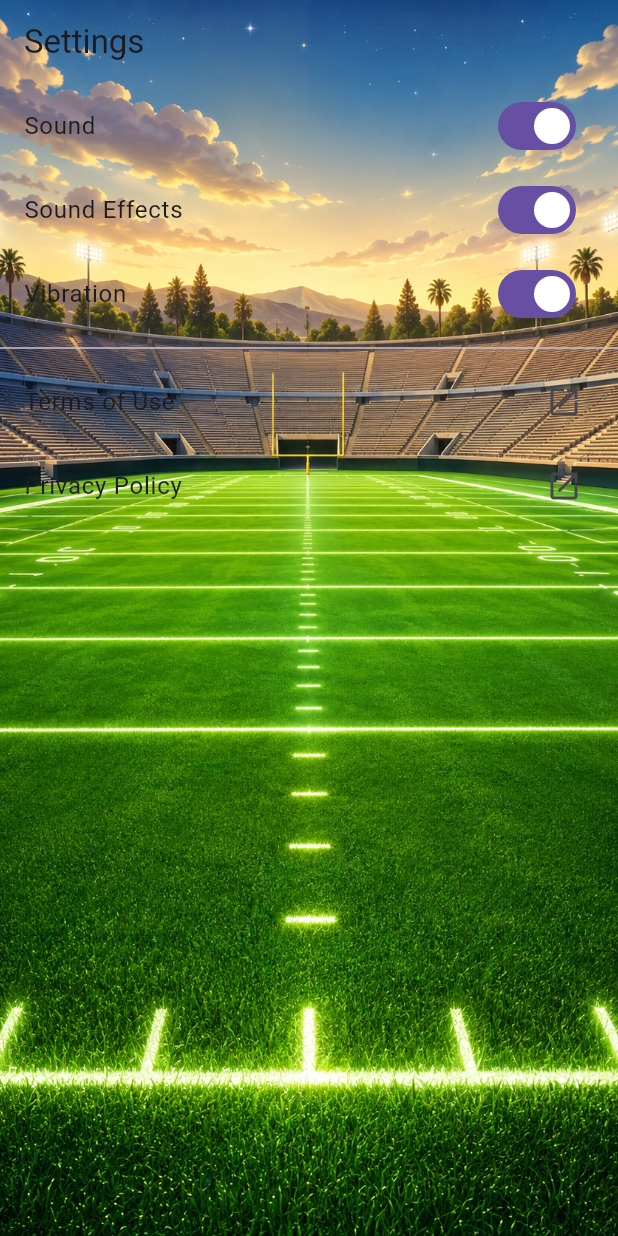
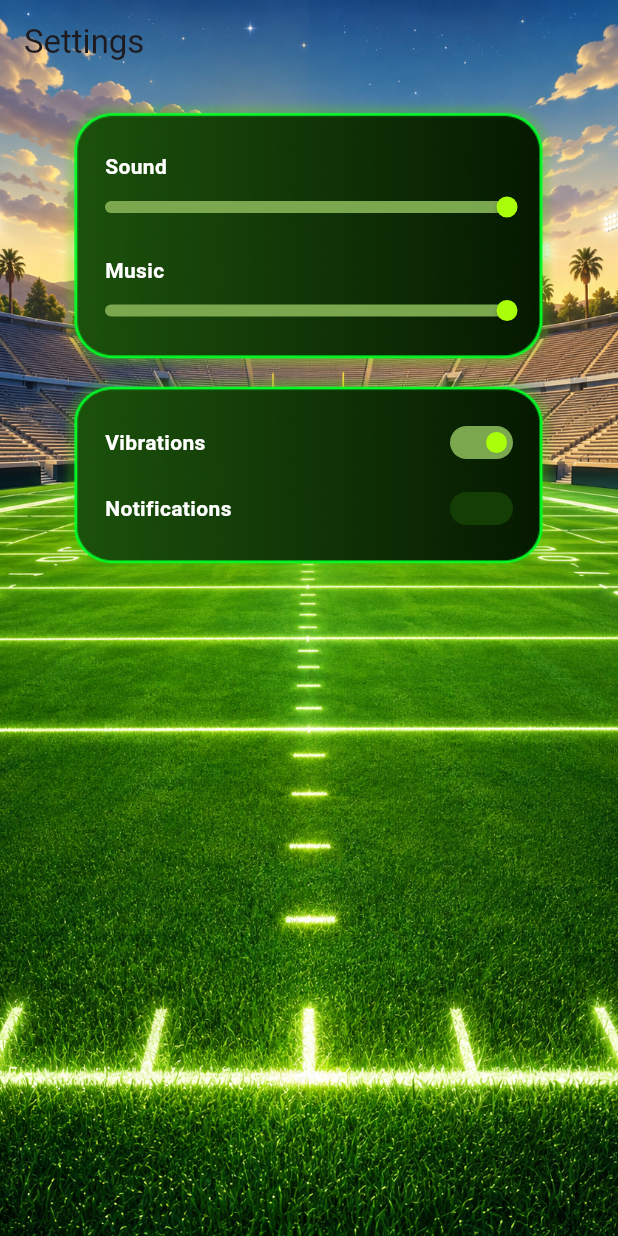
Before and after one commit to akalaytanovv/spin_foot_lucky_star, a Flutter app: the SettingsScreen widget shown alone on an empty page, opened directly, on a phone screen of 412 x 824 dp. Run offline on Flutter 3.47's test engine with Material 3 defaults, Android fonts, the phone set to English and light mode, and no system bars; our stand-ins replace audioplayers, device_preview, shared_preferences, vibration; accounts and stored records are empty; statements that could not run were skipped.

Commit message:
feat: setting scren ui

```diff
--- a/lib/features/settings/settings_provider.dart
+++ b/lib/features/settings/settings_provider.dart
@@ -4,35 +4,18 @@ import '../../services/audio_service.dart';
 import '../../services/prefs_service.dart';
 
 class SettingsProvider extends ChangeNotifier {
-  late bool _soundEnabled;
-  late bool _fxEnabled;
   late bool _vibrationEnabled;
+  late double _soundVolume;
+  late double _musicVolume;
 
-  bool get soundEnabled => _soundEnabled;
-  bool get fxEnabled => _fxEnabled;
   bool get vibrationEnabled => _vibrationEnabled;
+  double get soundVolume => _soundVolume;
+  double get musicVolume => _musicVolume;
 
   SettingsProvider() {
-    _soundEnabled = PrefsService.instance.soundEnabled;
-    _fxEnabled = PrefsService.instance.fxEnabled;
     _vibrationEnabled = PrefsService.instance.vibrationEnabled;
-  }
-
-  Future<void> setSoundEnabled(bool value) async {
-    _soundEnabled = value;
-    await PrefsService.instance.setSoundEnabled(value);
-    await AudioService.instance.setMusicEnabled(value);
-    if (value) {
-      await AudioService.instance.resumeBackground();
-    }
-    notifyListeners();
-  }
-
-  Future<void> setFxEnabled(bool value) async {
-    _fxEnabled = value;
-    await PrefsService.instance.setFxEnabled(value);
-    await AudioService.instance.setFxEnabled(value);
-    notifyListeners();
+    _soundVolume = PrefsService.instance.soundVolume;
+    _musicVolume = PrefsService.instance.musicVolume;
   }
 
   Future<void> setVibrationEnabled(bool value) async {
@@ -40,4 +23,18 @@ class SettingsProvider extends ChangeNotifier {
     await PrefsService.instance.setVibrationEnabled(value);
     notifyListeners();
   }
+
+  Future<void> setSoundVolume(double value) async {
+    _soundVolume = value;
+    await PrefsService.instance.setSoundVolume(value);
+    await AudioService.instance.setSoundVolume(value);
+    notifyListeners();
+  }
+
+  Future<void> setMusicVolume(double value) async {
+    _musicVolume = value;
+    await PrefsService.instance.setMusicVolume(value);
+    await AudioService.instance.setMusicVolume(value);
+    notifyListeners();
+  }
 }
--- a/lib/features/settings/settings_screen.dart
+++ b/lib/features/settings/settings_screen.dart
@@ -1,62 +1,23 @@
 import 'package:flutter/material.dart';
-import 'package:provider/provider.dart';
-import 'package:url_launcher/url_launcher.dart';
 
-import '../../core/constants.dart';
 import '../../shared/widgets/app_background.dart';
-import 'settings_provider.dart';
+import 'widgets/sound_card.dart';
+import 'widgets/toggle_card.dart';
 
 class SettingsScreen extends StatelessWidget {
   const SettingsScreen({super.key});
 
-  Future<void> _launchUrl(BuildContext context, String url) async {
-    final uri = Uri.parse(url);
-    if (!await launchUrl(uri, mode: LaunchMode.externalApplication)) {
-      if (context.mounted) {
-        ScaffoldMessenger.of(context).showSnackBar(SnackBar(content: Text('Could not open $url')));
-      }
-    }
-  }
-
   @override
   Widget build(BuildContext context) {
-    final settings = context.watch<SettingsProvider>();
-
     return AppBackground(
-      appBar: AppBar(
-        title: const Text('Settings'),
-        backgroundColor: Colors.transparent,
-        elevation: 0,
-      ),
-      child: ListView(
-        children: [
-          SwitchListTile(
-            title: const Text('Sound'),
-            value: settings.soundEnabled,
-            onChanged: (v) => context.read<SettingsProvider>().setSoundEnabled(v),
-          ),
-          SwitchListTile(
-            title: const Text('Sound Effects'),
-            value: settings.fxEnabled,
-            onChanged: (v) => context.read<SettingsProvider>().setFxEnabled(v),
-          ),
-          SwitchListTile(
-            title: const Text('Vibration'),
-            value: settings.vibrationEnabled,
-            onChanged: (v) => context.read<SettingsProvider>().setVibrationEnabled(v),
-          ),
-          const Divider(),
-          ListTile(
-            title: const Text('Terms of Use'),
-            trailing: const Icon(Icons.open_in_new),
-            onTap: () => _launchUrl(context, Constants.termsUrl),
-          ),
-          ListTile(
-            title: const Text('Privacy Policy'),
-            trailing: const Icon(Icons.open_in_new),
-            onTap: () => _launchUrl(context, Constants.privacyUrl),
-          ),
-        ],
+      appBar: AppBar(title: const Text('Settings'), backgroundColor: Colors.transparent, elevation: 0),
+      child: Padding(
+        padding: EdgeInsets.only(left: 40, right: 40, top: MediaQuery.of(context).padding.top + kToolbarHeight + 10),
+        child: const Column(
+          mainAxisSize: MainAxisSize.min,
+          crossAxisAlignment: CrossAxisAlignment.stretch,
+          children: [SoundCard(), ToggleCard()],
+        ),
       ),
     );
   }
--- /dev/null
+++ b/lib/features/settings/widgets/custom_switch.dart
@@ -0,0 +1,51 @@
+import 'package:flutter/material.dart';
+
+class CustomSwitch extends StatelessWidget {
+  final bool value;
+  final ValueChanged<bool>? onChanged;
+
+  const CustomSwitch({super.key, required this.value, required this.onChanged});
+
+  static const double _trackW = 42;
+  static const double _trackH = 22;
+  static const double _pinSize = 14;
+  static const double _pinPadding = 4;
+
+  @override
+  Widget build(BuildContext context) {
+    return GestureDetector(
+      onTap: onChanged != null ? () => onChanged!(!value) : null,
+      child: SizedBox(
+        width: _trackW,
+        height: _trackH,
+        child: Stack(
+          children: [
+            Positioned.fill(
+              child: AnimatedContainer(
+                duration: const Duration(milliseconds: 200),
+                decoration: BoxDecoration(
+                  color: value ? const Color(0xFF7BA74F) : const Color(0xFF133D04),
+                  borderRadius: BorderRadius.circular(_trackH / 2),
+                ),
+              ),
+            ),
+            AnimatedPositioned(
+              duration: const Duration(milliseconds: 200),
+              curve: Curves.easeInOut,
+              left: value ? _trackW - _pinSize - _pinPadding : _pinPadding,
+              top: (_trackH - _pinSize) / 2,
+              width: _pinSize,
+              height: _pinSize,
+              child: Container(
+                decoration: BoxDecoration(
+                  color: value ? const Color(0xFFA9FF09) : const Color(0xFF133D04),
+                  shape: BoxShape.circle,
+                ),
+              ),
+            ),
+          ],
+        ),
+      ),
+    );
+  }
+}
--- /dev/null
+++ b/lib/features/settings/widgets/sound_card.dart
@@ -0,0 +1,43 @@
+import 'package:flutter/material.dart';
+import 'package:provider/provider.dart';
+
+import '../settings_provider.dart';
+import 'volume_slider.dart';
+
+class SoundCard extends StatelessWidget {
+  const SoundCard({super.key});
+
+  @override
+  Widget build(BuildContext context) {
+    final settings = context.watch<SettingsProvider>();
+
+    return Stack(
+      children: [
+        Positioned.fill(
+          child: Image.asset('assets/card_bg_medium.png', fit: BoxFit.fill),
+        ),
+        Padding(
+          padding: const EdgeInsets.symmetric(horizontal: 30, vertical: 35),
+          child: Column(
+            mainAxisAlignment: MainAxisAlignment.center,
+            children: [
+              VolumeSlider(
+                label: 'Sound',
+                value: settings.soundVolume,
+                onChanged: (v) =>
+                    context.read<SettingsProvider>().setSoundVolume(v),
+              ),
+              const SizedBox(height: 25),
+              VolumeSlider(
+                label: 'Music',
+                value: settings.musicVolume,
+                onChanged: (v) =>
+                    context.read<SettingsProvider>().setMusicVolume(v),
+              ),
+            ],
+          ),
+        ),
+      ],
+    );
+  }
+}
--- /dev/null
+++ b/lib/features/settings/widgets/switch_row.dart
@@ -0,0 +1,34 @@
+import 'package:flutter/material.dart';
+
+import 'custom_switch.dart';
+
+class SwitchRow extends StatelessWidget {
+  final String label;
+  final bool value;
+  final ValueChanged<bool>? onChanged;
+
+  const SwitchRow({
+    super.key,
+    required this.label,
+    required this.value,
+    required this.onChanged,
+  });
+
+  @override
+  Widget build(BuildContext context) {
+    return Row(
+      mainAxisAlignment: MainAxisAlignment.spaceBetween,
+      children: [
+        Text(
+          label,
+          style: const TextStyle(
+            color: Colors.white,
+            fontSize: 14,
+            fontWeight: FontWeight.w600,
+          ),
+        ),
+        CustomSwitch(value: value, onChanged: onChanged),
+      ],
+    );
+  }
+}
--- /dev/null
+++ b/lib/features/settings/widgets/toggle_card.dart
@@ -0,0 +1,35 @@
+import 'package:flutter/material.dart';
+import 'package:provider/provider.dart';
+
+import '../settings_provider.dart';
+import 'switch_row.dart';
+
+class ToggleCard extends StatelessWidget {
+  const ToggleCard({super.key});
+
+  @override
+  Widget build(BuildContext context) {
+    final settings = context.watch<SettingsProvider>();
+
+    return Stack(
+      children: [
+        Positioned.fill(child: Image.asset('assets/card_bg_small.png', fit: BoxFit.fill)),
+        Padding(
+          padding: const EdgeInsets.symmetric(horizontal: 30, vertical: 35),
+          child: Column(
+            mainAxisAlignment: MainAxisAlignment.center,
+            children: [
+              SwitchRow(
+                label: 'Vibrations',
+                value: settings.vibrationEnabled,
+                onChanged: (v) => context.read<SettingsProvider>().setVibrationEnabled(v),
+              ),
+              const SizedBox(height: 22),
+              const SwitchRow(label: 'Notifications', value: false, onChanged: null),
+            ],
+          ),
+        ),
+      ],
+    );
+  }
+}
--- /dev/null
+++ b/lib/features/settings/widgets/volume_slider.dart
@@ -0,0 +1,117 @@
+import 'package:flutter/material.dart';
+
+class VolumeSlider extends StatelessWidget {
+  final String label;
+  final double value;
+  final ValueChanged<double> onChanged;
+
+  const VolumeSlider({
+    super.key,
+    required this.label,
+    required this.value,
+    required this.onChanged,
+  });
+
+  static final _sliderTheme = SliderThemeData(
+    trackHeight: 8,
+    activeTrackColor: const Color(0xFF7BA74F),
+    inactiveTrackColor: const Color(0x597BA74F),
+    thumbColor: const Color(0xFFA9FF09),
+    thumbShape: const RoundSliderThumbShape(enabledThumbRadius: 7),
+    overlayShape: SliderComponentShape.noOverlay,
+    trackShape: const _PillTrackShape(),
+  );
+
+  @override
+  Widget build(BuildContext context) {
+    return Column(
+      crossAxisAlignment: CrossAxisAlignment.start,
+      mainAxisSize: MainAxisSize.min,
+      children: [
+        Text(
+          label,
+          style: const TextStyle(
+            color: Colors.white,
+            fontSize: 14,
+            fontWeight: FontWeight.w600,
+          ),
+        ),
+        const SizedBox(height: 10),
+        SliderTheme(
+          data: _sliderTheme,
+          child: Slider(value: value, onChanged: onChanged),
+        ),
+      ],
+    );
+  }
+}
+
+class _PillTrackShape extends RoundedRectSliderTrackShape {
+  const _PillTrackShape();
+
+  @override
+  Rect getPreferredRect({
+    required RenderBox parentBox,
+    Offset offset = Offset.zero,
+    required SliderThemeData sliderTheme,
+    bool isEnabled = false,
+    bool isDiscrete = false,
+  }) {
+    final double trackHeight = sliderTheme.trackHeight ?? 8;
+    final double trackTop = offset.dy + (parentBox.size.height - trackHeight) / 2;
+    return Rect.fromLTWH(offset.dx, trackTop, parentBox.size.width, trackHeight);
+  }
+
+  @override
+  void paint(
+    PaintingContext context,
+    Offset offset, {
+    required RenderBox parentBox,
+    required SliderThemeData sliderTheme,
+    required Animation<double> enableAnimation,
+    required TextDirection textDirection,
+    required Offset thumbCenter,
+    Offset? secondaryOffset,
+    bool isDiscrete = false,
+    bool isEnabled = false,
+    double additionalActiveTrackHeight = 2, // required by parent signature, not used
+  }) {
+    final trackRect = getPreferredRect(
+      parentBox: parentBox,
+      offset: offset,
+      sliderTheme: sliderTheme,
+      isEnabled: isEnabled,
+      isDiscrete: isDiscrete,
+    );
+
+    final radius = Radius.circular(trackRect.height / 2);
+    final activePaint = Paint()..color = sliderTheme.activeTrackColor!;
+    final inactivePaint = Paint()..color = sliderTheme.inactiveTrackColor!;
+
+    final leftRect = Rect.fromLTRB(
+        trackRect.left, trackRect.top, thumbCenter.dx, trackRect.bottom);
+    final rightRect = Rect.fromLTRB(
+        thumbCenter.dx, trackRect.top, trackRect.right, trackRect.bottom);
+
+    switch (textDirection) {
+      case TextDirection.ltr:
+        context.canvas.drawRRect(
+          RRect.fromRectAndCorners(leftRect, topLeft: radius, bottomLeft: radius),
+          activePaint,
+        );
+        context.canvas.drawRRect(
+          RRect.fromRectAndCorners(rightRect, topRight: radius, bottomRight: radius),
+          inactivePaint,
+        );
+      case TextDirection.rtl:
+        context.canvas.drawRRect(
+          RRect.fromRectAndCorners(rightRect, topRight: radius, bottomRight: radius),
+          activePaint,
+        );
+        context.canvas.drawRRect(
+          RRect.fromRectAndCorners(leftRect, topLeft: radius, bottomLeft: radius),
+          inactivePaint,
+        );
+    }
+  }
+}
--- a/lib/services/prefs_service.dart
+++ b/lib/services/prefs_service.dart
@@ -41,6 +41,16 @@ class PrefsService {
 
   Future<void> setVibrationEnabled(bool value) =>
       _prefs.setBool('vibrationEnabled', value);
+
+  double get soundVolume => _prefs.getDouble('soundVolume') ?? 1.0;
+
+  Future<void> setSoundVolume(double value) =>
+      _prefs.setDouble('soundVolume', value);
+
+  double get musicVolume => _prefs.getDouble('musicVolume') ?? 1.0;
+
+  Future<void> setMusicVolume(double value) =>
+      _prefs.setDouble('musicVolume', value);
 
   // ── Wheel ────────────────────────────────────────────────────────────────
 
--- a/pubspec.yaml
+++ b/pubspec.yaml
@@ -55,3 +55,5 @@ flutter:
     - assets/bet_x2_switch_bg.png
     - assets/bet_x2_switch_pin.png
     - assets/bet_example.png
+    - assets/card_bg_medium.png
+    - assets/card_bg_small.png
```
Also changed, not shown: lib/services/audio_service.dart (+28 -34 lines), assets/card_bg_medium.png (added), assets/card_bg_small.png (added).
